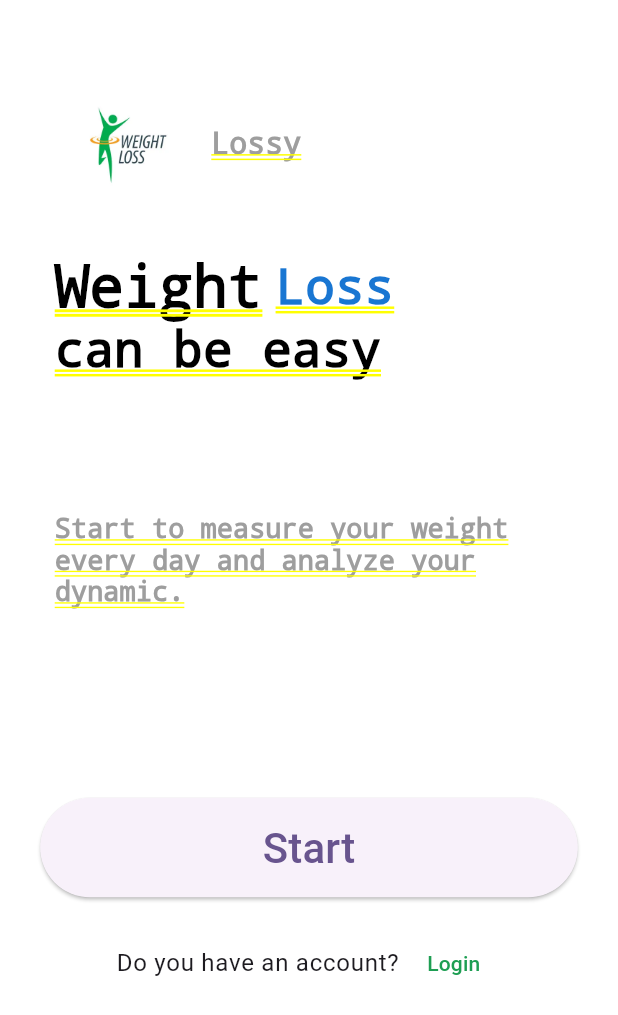
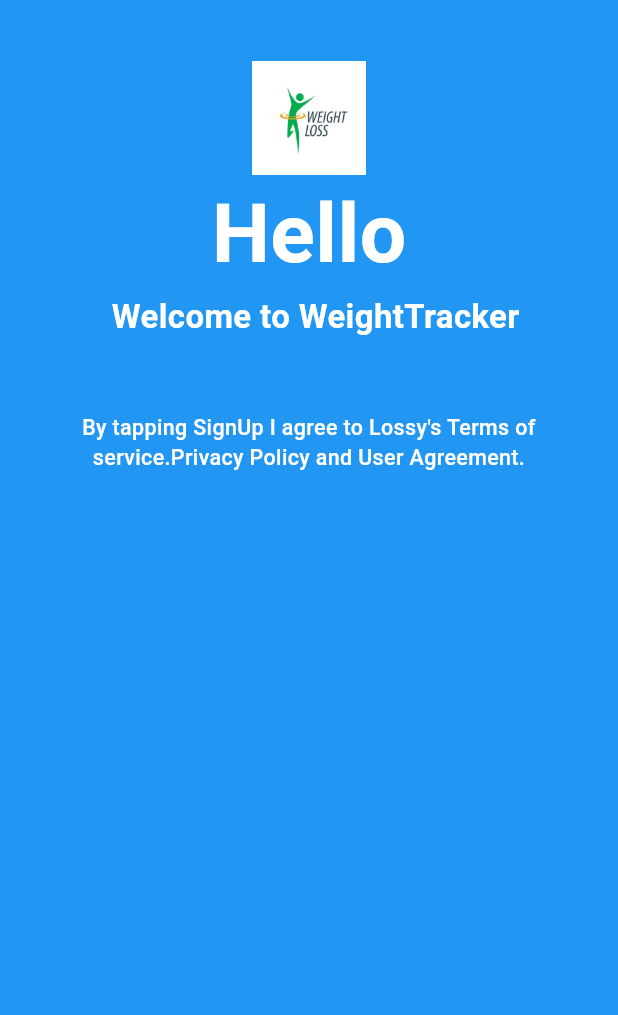
Before and after one commit to shubham10274/tracker, a Flutter app: the screen it shows after launch, on a phone screen of 412 x 824 dp. Shown: the top 1015 px of the screen. Run offline on Flutter 3.47's test engine with Material 3 defaults, Android fonts, the phone set to English and light mode, and no system bars; our stand-ins replace get, sizer.

Commit message:
first commit

```diff
--- a/lib/main.dart
+++ b/lib/main.dart
@@ -1,7 +1,7 @@
 import 'package:flutter/material.dart';
 import 'package:get/get_navigation/src/root/get_material_app.dart';
 import 'package:sizer/sizer.dart';
-import 'package:weight_track/screens/start_screen/start_screen.dart';
+import 'package:weight_track/screens/auth_screen/auth_screen.dart';
 
 void main() {
   runApp(const MyApp());
@@ -21,7 +21,7 @@
             colorScheme: ColorScheme.fromSeed(seedColor: Colors.deepPurple),
             useMaterial3: true,
           ),
-          home: StartScreen());
+          home: AuthScreen());
     });
   }
 }
--- /dev/null
+++ b/lib/screens/auth_screen/auth_screen.dart
@@ -0,0 +1,84 @@
+import 'package:flutter/material.dart';
+import 'package:weight_track/size_config/size_config.dart';
+
+class AuthScreen extends StatelessWidget {
+  // static String routeName = '/auth-screen';
+  const AuthScreen({Key? key}) : super(key: key);
+
+  @override
+  Widget build(BuildContext context) {
+    SizeConfig().init(context);
+    // return BaseView<AuthScreenViewModel>(builder: (context, model, child) {
+    return Scaffold(
+      resizeToAvoidBottomInset: false,
+      backgroundColor: Colors.blue,
+      body: Column(
+        mainAxisSize: MainAxisSize.min,
+        mainAxisAlignment: MainAxisAlignment.center,
+        //crossAxisAlignment: CrossAxisAlignment.start,
+        children: [
+          SizedBox(
+            height: getProportionateScreenHeight(40),
+          ),
+          Container(
+            // decoration: BoxDecoration(
+            //   color: Colors.white,
+            //   // borderRadius: BorderRadius.circular(20.0),
+            // ),
+            child: Image.asset(
+              'assets/images/logo.webp',
+              height: getProportionateScreenHeight(75),
+              width: getProportionateScreenWidth(73),
+            ),
+          ),
+          Text(
+            'Hello',
+            style: TextStyle(
+              color: Colors.white,
+              fontWeight: FontWeight.bold,
+              fontSize: getProportionateScreenWidth(50),
+            ),
+          ),
+          Row(
+            mainAxisAlignment: MainAxisAlignment.center,
+            children: [
+              SizedBox(
+                width: getProportionateScreenWidth(8),
+              ),
+              Text(
+                'Welcome to WeightTracker',
+                style: TextStyle(
+                  color: Colors.white,
+                  fontWeight: FontWeight.bold,
+                  fontSize: getProportionateScreenWidth(20),
+                ),
+              ),
+            ],
+          ),
+          SizedBox(
+            height: getProportionateScreenHeight(20),
+          ),
+          // AuthForm(
+          //   model: model,
+          // ),
+          SizedBox(
+            height: getProportionateScreenHeight(20),
+          ),
+          Padding(
+            padding: const EdgeInsets.all(8.0),
+            child: Text(
+              'By tapping SignUp I agree to Lossy\'s Terms of service.Privacy Policy and User Agreement. ',
+              textAlign: TextAlign.center,
+              style: TextStyle(
+                color: Colors.white,
+                fontWeight: FontWeight.w500,
+                fontSize: getProportionateScreenWidth(13),
+              ),
+            ),
+          ),
+        ],
+      ),
+    );
+    // });
+  }
+}
--- a/lib/screens/start_screen/start_screen.dart
+++ b/lib/screens/start_screen/start_screen.dart
@@ -28,7 +28,7 @@
                 height: getProportionateScreenHeight(20),
               ),
               Padding(
-                padding: EdgeInsets.only(left: 20.0),
+                padding: const EdgeInsets.only(left: 20.0),
                 child: Column(
                   crossAxisAlignment: CrossAxisAlignment.start,
                   children: [
@@ -48,12 +48,12 @@
                         SizedBox(
                           width: getProportionateScreenWidth(12),
                         ),
-                        Text(
-                          'Lossy',
+                        const Text(
+                          'WeightTracker',
                           style: TextStyle(
                             color: Colors.grey,
                             fontWeight: FontWeight.bold,
-                            fontSize: 20,
+                            fontSize: 18,
                           ),
                         ),
                       ],
@@ -95,7 +95,7 @@
                     SizedBox(
                       height: getProportionateScreenHeight(60),
                     ),
-                    Text(
+                    const Text(
                       'Start to measure your weight every day and analyze your dynamic.',
                       style: TextStyle(
                         fontSize: 18,
@@ -123,18 +123,18 @@
                       // Navigator.of(context)
                       //     .pushReplacementNamed(AuthScreen.routeName);
                     },
-                    child: Text(
-                      'Start',
-                      style: TextStyle(
-                        fontSize: 28,
-                      ),
-                    ),
                     style: ElevatedButton.styleFrom(
                       padding: EdgeInsets.symmetric(
                         horizontal: getProportionateScreenWidth(135),
                         vertical: getProportionateScreenHeight(13),
                       ),
-                      shape: StadiumBorder(),
+                      shape: const StadiumBorder(),
+                    ),
+                    child: const Text(
+                      'Start',
+                      style: TextStyle(
+                        fontSize: 28,
+                      ),
                     ),
                   ),
                   SizedBox(
@@ -149,7 +149,7 @@
                       ),
                       TextButton(
                         onPressed: () {},
-                        child: Text(
+                        child: const Text(
                           'Login',
                           style: TextStyle(
                             color: Color.fromARGB(255, 30, 158, 83),
--- a/pubspec.yaml
+++ b/pubspec.yaml
@@ -37,6 +37,7 @@
   cupertino_icons: ^1.0.6
   get:
   sizer:
+  fluttertoast: ^8.2.5
 
 dev_dependencies:
   flutter_test:
```
Also changed, not shown: lib/screens/auth_screen/components/auth_form.dart (added, +143 -0 lines), pubspec.lock, 6 other files.
